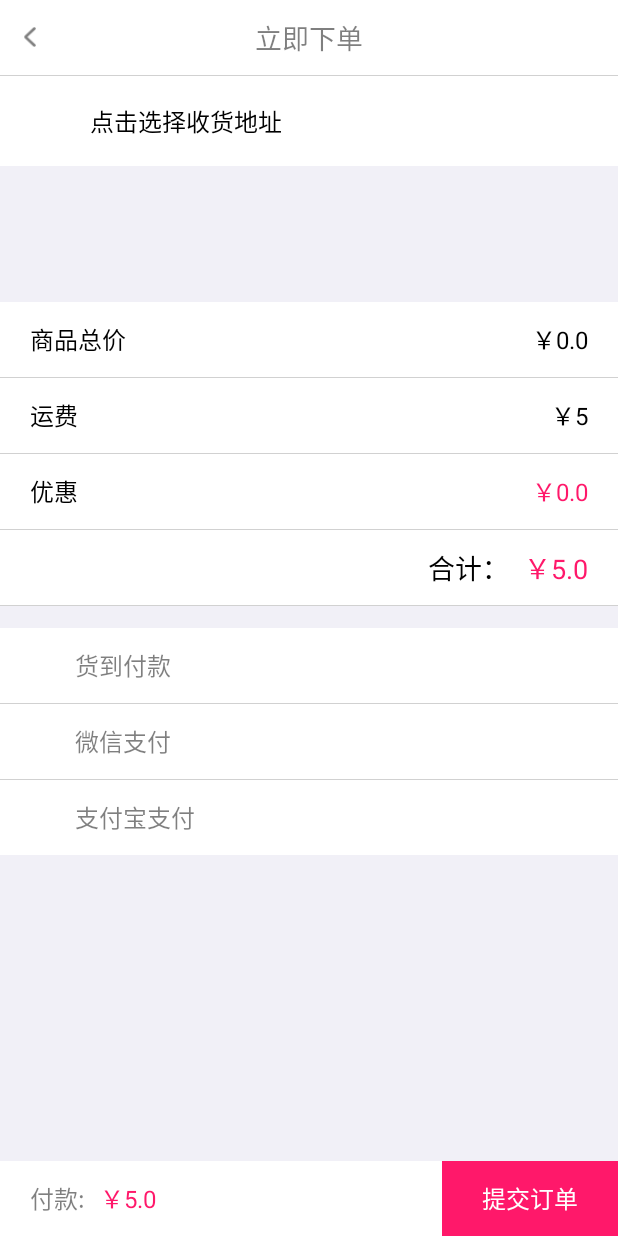
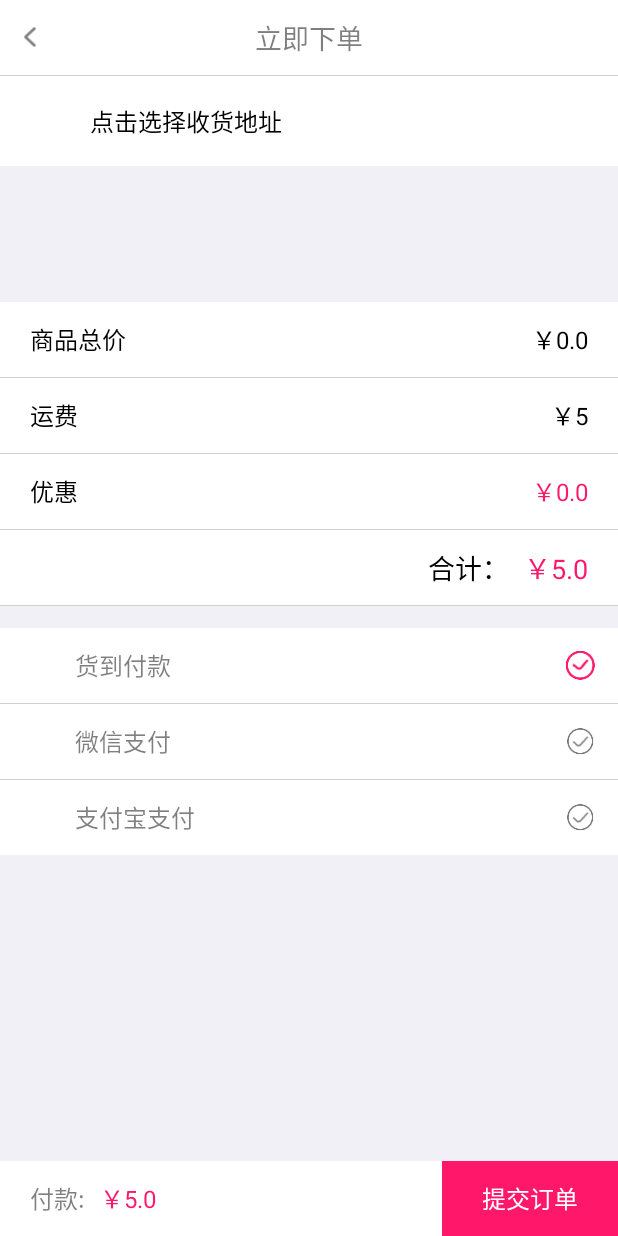
Before and after one commit to tearsmile/Fruit, an Android app: the ShoppingDetailActivity screen opened directly, with no data from a screen before it, on a phone screen of 412 x 824 dp. Run offline under Robolectric (Android 15) with nearby library versions, the phone set to English and light mode, and no system bars; our stand-ins replace CircleImageView; libraries missing offline, so code that uses them is left out: rx.android.schedulers, rx.schedulers; 6 statements that could not run were skipped.

Commit message:
shopping

```diff
--- a/app/src/main/java/com/bowl/fruit/ui/buyer/shopping/ShoppingDetailActivity.java
+++ b/app/src/main/java/com/bowl/fruit/ui/buyer/shopping/ShoppingDetailActivity.java
@@ -38,6 +38,7 @@ public class ShoppingDetailActivity extends BaseActivity {
     private RelativeLayout mAddress;
     private TextView mChoose, mName, mPhone, mAddressText;
     private TextView mSubmit;
+    private ImageView mWechat, mAlipay;
 
     private List<Goods> goods;
     private double total, discount, pay;
@@ -105,6 +106,23 @@ public class ShoppingDetailActivity extends BaseActivity {
         mPhone.setVisibility(View.GONE);
         mAddressText.setVisibility(View.GONE);
 
+        mWechat = findViewById(R.id.iv_wechat);
+        mAlipay = findViewById(R.id.iv_alipay);
+
+        mWechat.setOnClickListener(new View.OnClickListener() {
+            @Override
+            public void onClick(View v) {
+                Toast.makeText(ShoppingDetailActivity.this,"即将开通，敬请期待",Toast.LENGTH_LONG).show();
+            }
+        });
+
+        mAlipay.setOnClickListener(new View.OnClickListener() {
+            @Override
+            public void onClick(View v) {
+                Toast.makeText(ShoppingDetailActivity.this,"即将开通，敬请期待",Toast.LENGTH_LONG).show();
+            }
+        });
+
         mAddress.setOnClickListener(new View.OnClickListener() {
             @Override
             public void onClick(View view) {
--- a/app/src/main/res/layout/activity_shopping_detail.xml
+++ b/app/src/main/res/layout/activity_shopping_detail.xml
@@ -289,10 +289,12 @@
                     android:textColor="@color/halfBlack"/>
 
                 <ImageView
-                    android:id="@+id/iv_select"
+                    android:id="@+id/iv_cash"
                     android:layout_width="50dp"
                     android:layout_height="50dp"
-                    android:layout_alignParentRight="true"/>
+                    android:layout_alignParentRight="true"
+                    android:padding="15dp"
+                    android:src="@drawable/icon_selected"/>
             </RelativeLayout>
 
             <View
@@ -323,9 +325,12 @@
                     android:textColor="@color/halfBlack"/>
 
                 <ImageView
+                    android:id="@+id/iv_wechat"
                     android:layout_width="50dp"
                     android:layout_height="50dp"
-                    android:layout_alignParentRight="true"/>
+                    android:layout_alignParentRight="true"
+                    android:padding="15dp"
+                    android:src="@drawable/icon_select"/>
             </RelativeLayout>
 
             <View
@@ -356,9 +361,13 @@
                     android:textColor="@color/halfBlack"/>
 
                 <ImageView
+                    android:id="@+id/iv_alipay"
                     android:layout_width="50dp"
                     android:layout_height="50dp"
-                    android:layout_alignParentRight="true"/>
+                    android:padding="15dp"
+                    android:layout_alignParentRight="true"
+                    android:src="@drawable/icon_select"
+                    />
             </RelativeLayout>
         </RelativeLayout>
 
```
